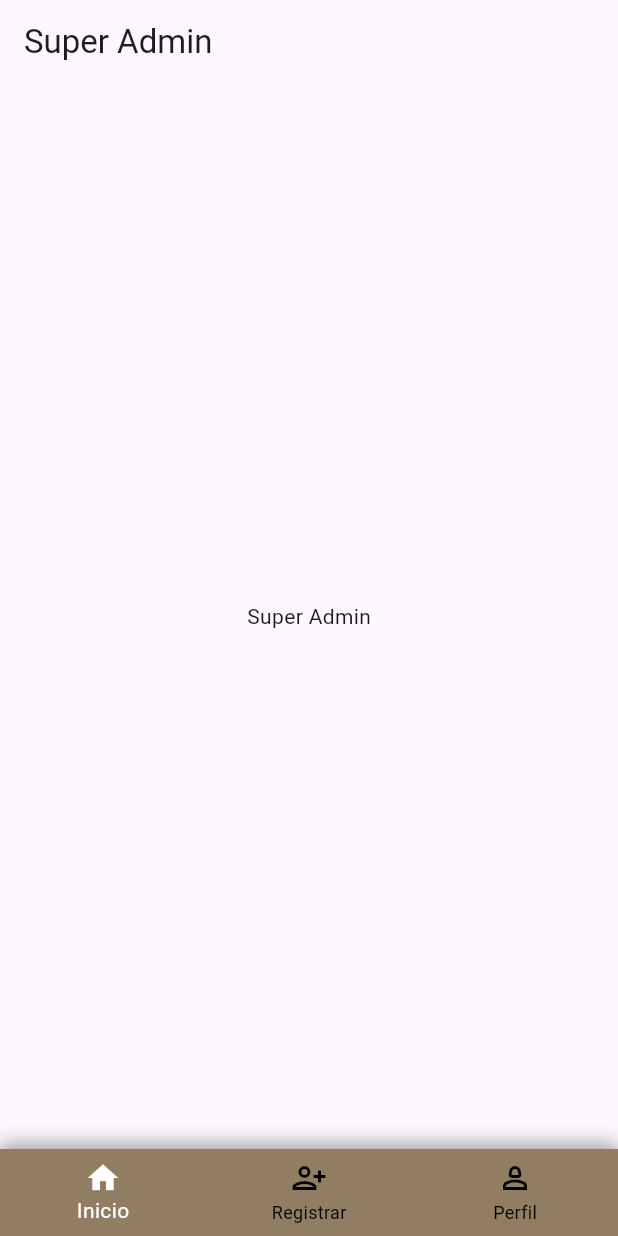
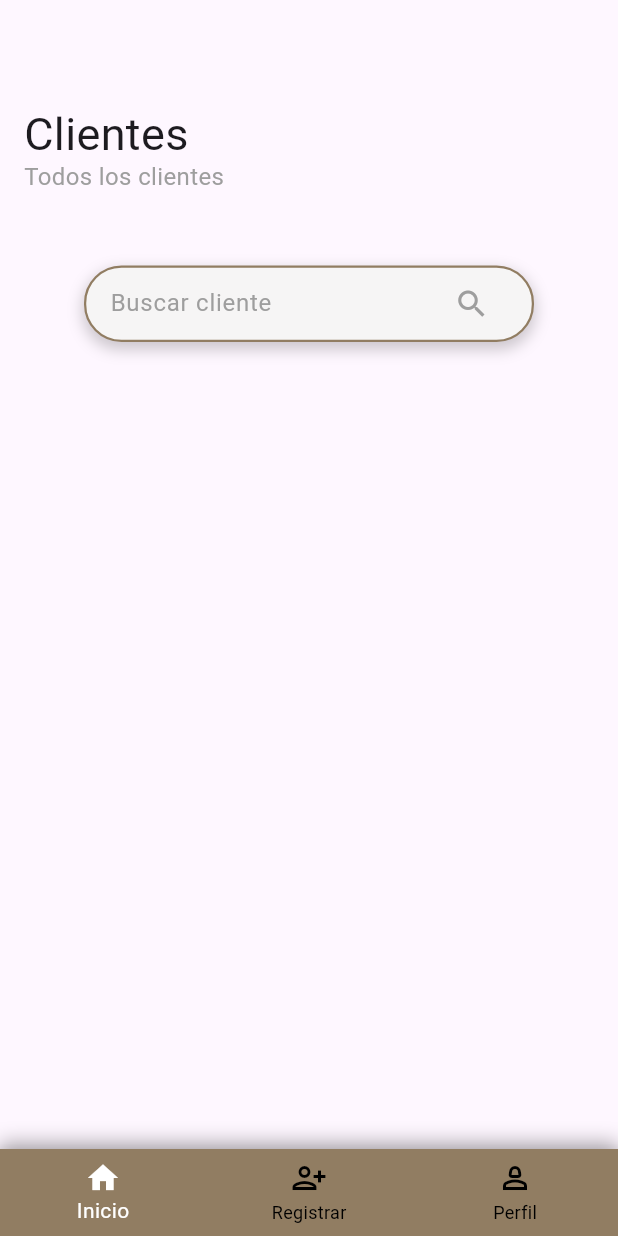
Before and after one commit to FREECS33/sigede_front_end, a Flutter app: the screen it shows after launch, on a phone screen of 412 x 824 dp. Run offline on Flutter 3.47's test engine with Material 3 defaults, Android fonts, the phone set to English and light mode, and no system bars; our stand-ins replace dio, get_it, google_fonts, image_picker, loading_animation_widget, pin_code_fields.

Commit message:
[Update] Landing: title and search

```diff
--- a/lib/main.dart
+++ b/lib/main.dart
@@ -1,7 +1,7 @@
 import 'package:flutter/material.dart';
 import 'package:sigede_flutter/core/utils/locator.dart';
 import 'package:sigede_flutter/modules/superadmin/navigation/navigation.dart';
-import 'package:sigede_flutter/modules/superadmin/presentation/landing.dart';
+import 'package:sigede_flutter/modules/superadmin/presentation/pages/landing.dart';
 import 'package:sigede_flutter/navigation/navigation_admin.dart';
 import 'package:sigede_flutter/modules/AdministratorManagementScreen.dart';
 import 'package:sigede_flutter/modules/auth/presentation/pages/login_screen.dart';
--- a/lib/modules/superadmin/navigation/navigation.dart
+++ b/lib/modules/superadmin/navigation/navigation.dart
@@ -1,5 +1,5 @@
 import 'package:flutter/material.dart';
-import 'package:sigede_flutter/modules/superadmin/presentation/landing.dart';
+import 'package:sigede_flutter/modules/superadmin/presentation/pages/landing.dart';
 
 class Navigation extends StatefulWidget {
   const Navigation({
--- a/lib/modules/superadmin/presentation/landing.dart
+++ /dev/null
@@ -1,17 +0,0 @@
-import 'package:flutter/material.dart';
-
-class Landing extends StatelessWidget {
-const Landing({ super.key });
-
-  @override
-  Widget build(BuildContext context){
-    return Scaffold(
-      appBar: AppBar(
-        title: const Text('Super Admin'),
-      ),
-      body: const Center(
-        child: Text('Super Admin'),
-      ),
-    );
-  }
-}
--- /dev/null
+++ b/lib/modules/superadmin/presentation/pages/landing.dart
@@ -0,0 +1,80 @@
+import 'package:flutter/material.dart';
+import 'package:google_fonts/google_fonts.dart';
+
+class Landing extends StatelessWidget {
+  const Landing({super.key});
+
+  @override
+  Widget build(BuildContext context) {
+    return Scaffold(
+      appBar: AppBar(),
+      body: Padding(
+        padding: const EdgeInsets.all(16.0),
+        child: Column(
+          crossAxisAlignment: CrossAxisAlignment
+              .start, // Asegura que ambos textos comiencen en el mismo punto horizontal
+          children: [
+            Text(
+              'Clientes',
+              style: GoogleFonts.rubikMonoOne(
+                textStyle: const TextStyle(
+                  fontSize: 30,
+                  height: 1.2, // Ajusta la altura de línea
+                ),
+              ),
+            ),
+            Text(
+              'Todos los clientes',
+              style: GoogleFonts.roboto(
+                textStyle: const TextStyle(
+                  fontSize: 16, // Define explícitamente el tamaño
+                  color: Colors.grey,
+                  height: 1.2, // Mantén la misma altura de línea
+                ),
+              ),
+            ),
+            const SizedBox(
+              height: 50.0,
+            ),
+            Center(
+              child: Container(
+                width: 300, // Ajusta el ancho según lo necesites
+                padding: const EdgeInsets.symmetric(horizontal: 16),
+                decoration: BoxDecoration(
+                  color:
+                      const Color(0xFFF6F5F5), // Color de fondo del TextField
+                  borderRadius: BorderRadius.circular(25), // Bordes redondeados
+                  border: Border.all(
+                    color: const Color(0xFF917D62), // Color del borde
+                    width: 1.5,
+                  ),
+                  boxShadow: [
+                    BoxShadow(
+                      color:
+                          Colors.black.withOpacity(0.2), // Color de la sombra
+                      spreadRadius: 1, // Cuánto se expande la sombra
+                      blurRadius: 8, // Cuán difusa es la sombra
+                      offset: const Offset(0, 4), // Sombra hacia abajo
+                    ),
+                  ],
+                ),
+                child: TextFormField(
+                  decoration: InputDecoration(
+                      hintText: 'Buscar cliente', // Texto placeholder
+                      hintStyle: TextStyle(
+                          color: Colors.grey), // Color del placeholder
+                      border: InputBorder.none, // Quita el borde predeterminado
+                      suffixIcon: Icon(
+                        Icons.search,
+                        color: Colors.grey, // Icono de búsqueda
+                      ),
+                      contentPadding: const EdgeInsets.symmetric(vertical: 12)),
+                ),
+              ),
+            ),
+          ],
+        ),
+      ),
+    );
+  }
+}
```
